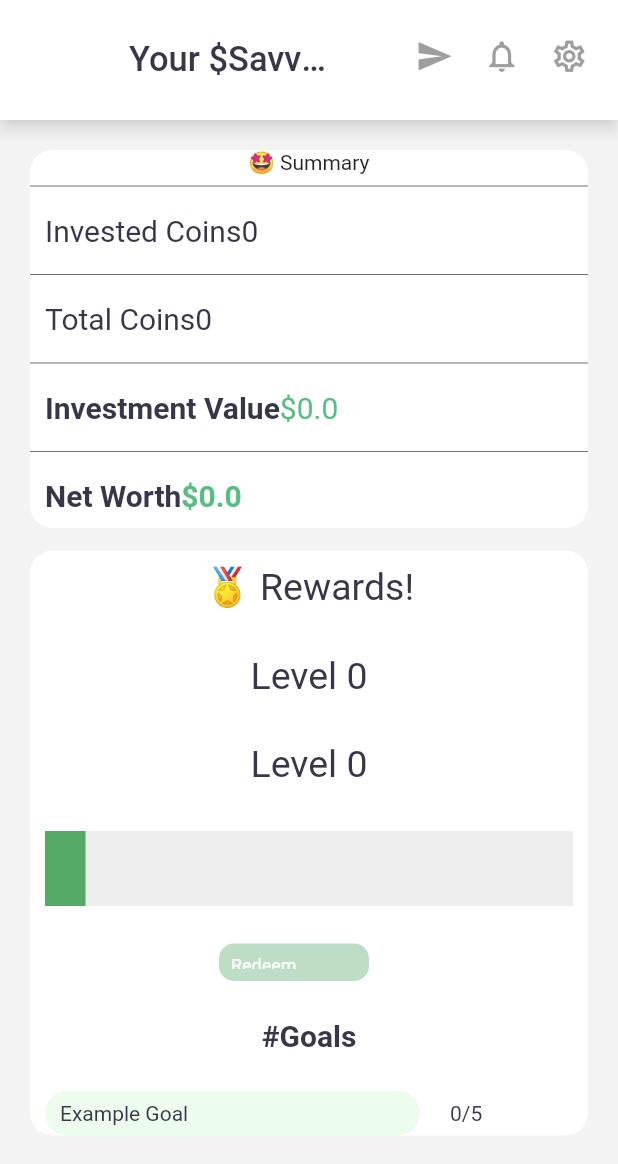
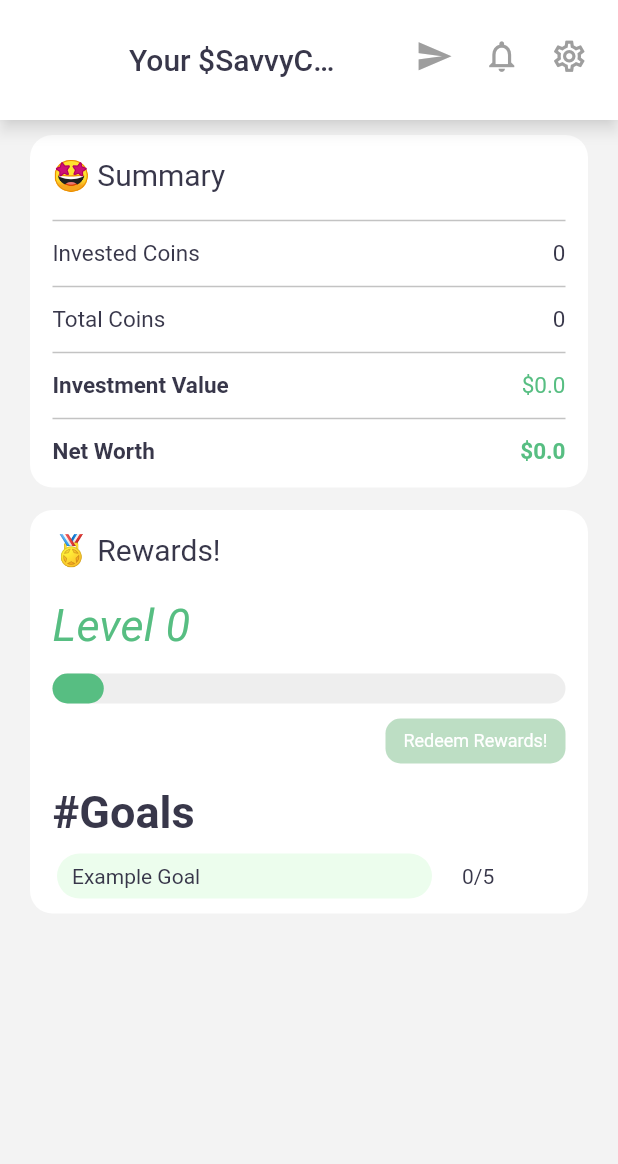
Before and after one commit to RedH11/SavvyApp, a Flutter app: the PersonalStatsScreen screen opened directly, on a phone screen of 412 x 824 dp. Shown: the top 1164 px of the screen. Run offline on Flutter 3.47's test engine with Material 2 defaults, Android fonts, the phone set to English and light mode, and no system bars; our stand-ins replace cloud_firestore, firebase_auth, firebase_core, flutter_spinkit, intl_phone_number_input, pin_code_fields; accounts and stored records are empty; Roboto replaces fonts that are missing (Helvetica Neue, Sofia Pro).

```diff
--- a/lib/screens/intro/components/widget_components/level_progress_bar.dart
+++ b/lib/screens/intro/components/widget_components/level_progress_bar.dart
@@ -10,7 +10,7 @@ class LevelProgressBar extends StatelessWidget {
       {Key? key,
         required this.max,
         required this.current,
-        this.color = greenTextColor})
+        this.color = MONEY_TEXT_COLOR})
       : super(key: key);
   @override
   Widget build(BuildContext context) {
--- a/lib/screens/personal_stats/personal_stats.dart
+++ b/lib/screens/personal_stats/personal_stats.dart
@@ -1,3 +1,4 @@
+import 'package:cryptoapp/screens/intro/components/widget_components/level_progress_bar.dart';
 import 'package:cryptoapp/screens/widgets/app_bar.dart';
 import 'package:cryptoapp/screens/widgets/stats_display.dart';
 import 'package:cryptoapp/screens/widgets/white_container.dart';
@@ -16,36 +17,34 @@ class PersonalStatsScreen extends StatelessWidget {
     var investmentVal = 0.00;
     var netWorth = 0.00;
     var rewardsLevel = 0;
-    var levelCounter = 0;
+    var levelCounter = 0.0;
     var rewardsAvailable = false;
     var userUID = "";
     var allGoals = {"Example Goal" : "0/5"};
 
     var statsDisplay = StatsDisplay();
 
+    var summaryDivider = Padding(
+      padding: EdgeInsets.symmetric(horizontal: 15),
+      child: Divider(
+          color: DIVIDER_COLOR,
+        thickness: 1.0,
+      ),
+    );
+
     var statsContainer = WhiteContainer.init(
-        20.0,
+        10.0,
         <Widget>[
-              Text("🤩 Summary"),
-              Divider(
-              color: DIVIDER_COLOR
-              ),
-
+              statsDisplay.getTitle("🤩 Summary"),
+              summaryDivider,
               statsDisplay.getDisplay("Invested Coins", investedCoins.toString()),
-              Divider(
-              color: DIVIDER_COLOR
-              ),
-
+              summaryDivider,
               statsDisplay.getDisplay("Total Coins", totalCoins.toString()),
-              Divider(
-              color: DIVIDER_COLOR
-              ),
-
+              summaryDivider,
               statsDisplay.getMoneyDisplay("Investment Value", "\$" + investmentVal.toString()),
-              Divider(
-              color: DIVIDER_COLOR
-              ),
-              statsDisplay.getBoldMoneyDisplay("Net Worth", "\$" + netWorth.toString())
+              summaryDivider,
+              statsDisplay.getBoldMoneyDisplay("Net Worth", "\$" + netWorth.toString()),
+              SizedBox(height: 10,)
       ]
     );
 
@@ -55,17 +54,16 @@ class PersonalStatsScreen extends StatelessWidget {
         statsDisplay.getTitle("🏅 Rewards!"),
         SizedBox(height: 10,),
         statsDisplay.getLevelTitle("Level " + rewardsLevel.toString()),
+        SizedBox(height: 15,),
+        statsDisplay.getLevelCounter(levelCounter),
         SizedBox(height: 10,),
-        statsDisplay.getLevelTitle("Level " + rewardsLevel.toString()),
+        statsDisplay.getRedeemRewardsButton(rewardsAvailable, userUID),
+        SizedBox(height: 15,),
+        statsDisplay.getGoalsTitle(),
         SizedBox(height: 10,),
-        statsDisplay.getLevelCounter(levelCounter),
-        SizedBox(height: 5,),
-        statsDisplay.getRedeemRewardsButton(rewardsAvailable, userUID),
-        SizedBox(height: 5,),
-        statsDisplay.getGoalsTitle(),
-        SizedBox(height: 5,),
-        statsDisplay.getGoalsDisplay(allGoals)
-    ]
+        statsDisplay.getGoalsDisplay(allGoals),
+        SizedBox(height: 10,)
+      ]
     );
 
     ///
--- a/lib/screens/sign-in/components/get_phone_num_body.dart
+++ b/lib/screens/sign-in/components/get_phone_num_body.dart
@@ -78,6 +78,11 @@ class GetPhoneNumBody extends State<GetPhoneNumScreen> {
           widgetGen.getSubTitle("You can get an invite from any current user 📬"),
           SizedBox(height: 20,),
           phoneInput,
+          SizedBox(height: 20,),
+          Text("By signing up with your phone number you are"
+              " agreeing to the Terms of Service that can be found on "
+              "savvyapp.com/tos"
+          , style: mainBodyBoldStyle,),
           SizedBox(height: 60,),
           nextPageButton
         ]
--- a/lib/screens/widgets/app_bar.dart
+++ b/lib/screens/widgets/app_bar.dart
@@ -39,7 +39,7 @@ class TopAppBar {
   AppBar getAppBar(titleText) {
     return AppBar(
       title: Text(titleText,
-          style: TextStyle(color: primaryTextColor, fontSize: 23)),
+          style: TextStyle(color: primaryTextColor, fontSize: 20)),
       actions: [menuIcons],
       backgroundColor: Colors.white,
       toolbarHeight: 80,
--- a/lib/screens/widgets/stats_display.dart
+++ b/lib/screens/widgets/stats_display.dart
@@ -1,3 +1,4 @@
+import 'package:cryptoapp/screens/intro/components/widget_components/level_progress_bar.dart';
 import 'package:cryptoapp/theme/constants.dart';
 import 'package:flutter/cupertino.dart';
 import 'package:flutter/material.dart';
@@ -24,19 +25,25 @@ class StatsDisplay {
 
   Padding getTitle(titleText){
     return Padding(
-        padding: EdgeInsets.symmetric(horizontal: 10, vertical: 10),
-        child: Text(titleText, style: STATS_SECTION_TITLE_STYLE)
+        padding: EdgeInsets.fromLTRB(15, 15, 0, 10),
+        child: Align(
+            alignment: Alignment.centerLeft,
+            child: Text(titleText, style: STATS_SECTION_TITLE_STYLE))
     );
   }
 
   Padding getDisplay(leftText, rightText) {
     return Padding(
-      padding: EdgeInsets.symmetric(horizontal: 10, vertical: 10),
+      padding: EdgeInsets.symmetric(horizontal: 15, vertical: 5),
+      child: Container(
+        // Width of the entire container
+        width: double.infinity,
         child: Row(
           children: <Widget>[
-          Align(
+            Expanded(flex: 1, child: Align(
               alignment: Alignment.centerLeft,
               child: Text(leftText, style: STATS_BODY_STYLE),
+            )
             ),
             Align(
               alignment: Alignment.centerRight,
@@ -44,12 +51,13 @@ class StatsDisplay {
             )
           ],
         ),
+      )
     );
   }
 
   Padding getBoldDisplay(leftText, rightText) {
     return Padding(
-      padding: EdgeInsets.symmetric(horizontal: 10, vertical: 10),
+      padding: EdgeInsets.symmetric(horizontal: 15, vertical: 5),
       child: Row(
         children: <Widget>[
           Align(
@@ -68,13 +76,13 @@ class StatsDisplay {
   // Stats display, but the right text is green
   Padding getMoneyDisplay(leftText, rightText) {
     return Padding(
-      padding: EdgeInsets.symmetric(horizontal: 10, vertical: 10),
+      padding: EdgeInsets.symmetric(horizontal: 15, vertical: 5),
       child: Row(
         children: <Widget>[
-          Align(
+          Expanded(flex: 1, child: Align(
             alignment: Alignment.centerLeft,
             child: Text(leftText, style: STATS_BODY_BOLD_STYLE),
-          ),
+          )),
           Align(
             alignment: Alignment.centerRight,
             child: Text(rightText, style: STATS_BODY_MONEY_STYLE),
@@ -87,13 +95,13 @@ class StatsDisplay {
   // Bolded stats display, but the right text is green
   Padding getBoldMoneyDisplay(leftText, rightText) {
     return Padding(
-      padding: EdgeInsets.symmetric(horizontal: 10, vertical: 10),
+      padding: EdgeInsets.symmetric(horizontal: 15, vertical: 5),
       child: Row(
         children: <Widget>[
-          Align(
+          Expanded(flex: 1, child:Align(
             alignment: Alignment.centerLeft,
             child: Text(leftText, style: STATS_BODY_BOLD_STYLE),
-          ),
+          )),
           Align(
             alignment: Alignment.centerRight,
             child: Text(rightText, style: STATS_BODY_MONEY_BOLD_STYLE),
@@ -109,21 +117,15 @@ class StatsDisplay {
 
   Padding getLevelTitle(titleText) {
     return Padding(
-        padding: EdgeInsets.symmetric(horizontal: 10, vertical: 10),
-        child: Text(titleText, style: STATS_SECTION_TITLE_STYLE)
+        padding: EdgeInsets.symmetric(horizontal: 15, vertical: 0),
+        child: Align(alignment: Alignment.centerLeft, child: Text(titleText, style: STATS_LEVEL_DISPLAY_STYLE))
     );
   }
 
   Padding getLevelCounter(value) {
     return Padding(
-      padding: EdgeInsets.symmetric(horizontal: 10, vertical: 10),
-      child: Container(
-        child: LinearProgressIndicator(
-          minHeight: 50,
-          backgroundColor: PROGRESS_BAR_BACKGROUND_COLOR,
-          valueColor: AlwaysStoppedAnimation<Color>(BUTTON_COLOR),
-      ),
-    )
+      padding: EdgeInsets.symmetric(horizontal: 15, vertical: 0),
+      child: LevelProgressBar(max: 100, current: 10),
     );
   }
 
@@ -140,12 +142,12 @@ class StatsDisplay {
     }
 
     return Padding(
-        padding: EdgeInsets.symmetric(horizontal: 10, vertical: 10),
+        padding: EdgeInsets.symmetric(horizontal: 15, vertical: 0),
         child: Align(
-          alignment: Alignment.bottomCenter, child:  Container(
-            width: 100,
-            height: 25,
-            margin: EdgeInsets.fromLTRB(0, 0, sidePadding, 0),
+          alignment: Alignment.bottomRight, child:  Container(
+            width: 120,
+            height: 30,
+            margin: EdgeInsets.fromLTRB(0, 0, 0, 0),
             decoration:
             BoxDecoration(
                 color: currentColor,
@@ -166,8 +168,10 @@ class StatsDisplay {
 
   Padding getGoalsTitle() {
     return Padding(
-        padding: EdgeInsets.symmetric(horizontal: 10, vertical: 10),
-        child: Text("#Goals", style: STATS_GOALS_TITLE_STYLE)
+        padding: EdgeInsets.symmetric(horizontal: 15, vertical: 0),
+        child: Align(
+            alignment: Alignment.centerLeft,
+            child: Text("#Goals", style: STATS_GOALS_TITLE_STYLE))
     );
   }
 
@@ -195,7 +199,7 @@ class StatsDisplay {
       );
 
       var tempGoalDisplay = Padding(
-        padding: EdgeInsets.fromLTRB(10, 10, 0, 0),
+        padding: EdgeInsets.fromLTRB(18, 0, 0, 0),
         child: Align(
           alignment: Alignment.centerLeft,
           child: Row(
@@ -206,7 +210,7 @@ class StatsDisplay {
                   decoration:
                   BoxDecoration(
                       color: treeGreenEventColor,
-                      borderRadius: BorderRadius.all(Radius.circular(20.0))
+                      borderRadius: BorderRadius.all(Radius.circular(15.0))
                   ),
                   child: goalNameDisplay
               ),
--- a/lib/theme/constants.dart
+++ b/lib/theme/constants.dart
@@ -36,11 +36,13 @@ const treeGreenEventColor = Color.fromARGB(255, 236, 253, 237);
 // Light grey
 const progressBarBackgroundColor = Color.fromARGB(255, 238, 238, 238);
 // Light grey
-const DIVIDER_COLOR = Color.fromARGB(255, 112, 112, 112);
+const DIVIDER_COLOR = Color.fromARGB(107, 112, 112, 112);
 // Green
 const MONEY_TEXT_COLOR = Color.fromARGB(255, 87, 190, 130);
 // Light Grey
 const PROGRESS_BAR_BACKGROUND_COLOR = Color.fromARGB(255, 238, 238, 238);
+// Darker red
+const LOG_OUT_BUTTON_COLOR = Color.fromARGB(255, 206, 32, 32);
 
 /* FONT */
 const main_font = "Sofia Pro";
@@ -63,14 +65,20 @@ const TEXT_FIELD_LABEL_STYLE = TextStyle(fontFamily: main_font, fontSize: 15, fo
 const INTRO_TITLE_STYLE = TextStyle(fontFamily: main_font, fontSize: 20, fontWeight: FontWeight.normal, color: primaryTextColor);
 const TEXT_FIELD_INPUT_STYLE = TextStyle(fontFamily: main_font, fontSize: 25, fontWeight: FontWeight.normal, color: primaryTextColor);
 const STATS_COIN_VAL_STYLE = TextStyle(fontFamily: main_font, fontSize: 60, fontWeight: FontWeight.normal, color: primaryTextColor);
-const STATS_SECTION_TITLE_STYLE = TextStyle(fontFamily: main_font, fontSize: 25, fontWeight: FontWeight.normal, color: primaryTextColor);
-const STATS_BODY_STYLE = TextStyle(fontFamily: main_font, fontSize: 20, fontWeight: FontWeight.normal, color: primaryTextColor);
-const STATS_BODY_BOLD_STYLE = TextStyle(fontFamily: main_font, fontSize: 20, fontWeight: FontWeight.bold, color: primaryTextColor);
-const STATS_BODY_MONEY_STYLE = TextStyle(fontFamily: main_font, fontSize: 20, fontWeight: FontWeight.normal, color: MONEY_TEXT_COLOR);
-const STATS_BODY_MONEY_BOLD_STYLE = TextStyle(fontFamily: main_font, fontSize: 20, fontWeight: FontWeight.bold, color: MONEY_TEXT_COLOR);
-const STATS_LEVEL_DISPLAY_STYLE = TextStyle(fontFamily: main_font, fontSize: 20, fontWeight: FontWeight.bold, color: MONEY_TEXT_COLOR);
+const STATS_SECTION_TITLE_STYLE = TextStyle(fontFamily: main_font, fontSize: 20, fontWeight: FontWeight.normal, color: primaryTextColor);
+const STATS_BODY_STYLE = TextStyle(fontFamily: main_font, fontSize: 15, fontWeight: FontWeight.normal, color: primaryTextColor);
+const STATS_BODY_BOLD_STYLE = TextStyle(fontFamily: main_font, fontSize: 15, fontWeight: FontWeight.bold, color: primaryTextColor);
+const STATS_BODY_MONEY_STYLE = TextStyle(fontFamily: main_font, fontSize: 15, fontWeight: FontWeight.normal, color: MONEY_TEXT_COLOR);
+const STATS_BODY_MONEY_BOLD_STYLE = TextStyle(fontFamily: main_font, fontSize: 15, fontWeight: FontWeight.bold, color: MONEY_TEXT_COLOR);
+const STATS_LEVEL_DISPLAY_STYLE = TextStyle(fontFamily: main_font, fontSize: 30, fontWeight: FontWeight.normal, fontStyle: FontStyle.italic, color: MONEY_TEXT_COLOR);
 const REDEEM_REWARDS_BUTTON_STYLE = TextStyle(fontFamily: main_font, fontSize: 12, fontWeight: FontWeight.normal, color: Colors.white);
-const STATS_GOALS_TITLE_STYLE = TextStyle(fontFamily: main_font, fontSize: 20, fontWeight: FontWeight.bold, color: primaryTextColor);
+const STATS_GOALS_TITLE_STYLE = TextStyle(fontFamily: main_font, fontSize: 30, fontWeight: FontWeight.bold, color: primaryTextColor);
+const LOG_OUT_BUTTON_STYLE = TextStyle(fontFamily: main_font, fontSize: 18, fontWeight: FontWeight.bold, color: LOG_OUT_BUTTON_COLOR);
+const EVENT_DESCRIPTION_STYLE = TextStyle(fontFamily: main_font, fontSize: 16, fontWeight: FontWeight.normal, color: primaryTextColor);
+const EVENT_DESCRIPTION_EMOJI_STYLE = TextStyle(fontFamily: main_font, fontSize: 18, fontWeight: FontWeight.normal, color: primaryTextColor);
+const EVENT_DESCRIPTION_TIMER_STYLE = TextStyle(fontFamily: main_font, fontSize: 40, fontWeight: FontWeight.bold, color: primaryTextColor);
+const EVENT_DESCRIPTION_SPOTS_STYLE = TextStyle(fontFamily: main_font, fontSize: 20, fontWeight: FontWeight.bold, color: secondaryTextColor);
+const EVENT_DESCRIPTION_COINS_STYLE = TextStyle(fontFamily: main_font, fontSize: 34, fontWeight: FontWeight.bold, color: primaryTextColor);
 
 /* SPACING */
 const double sidePadding = 20;
--- a/pubspec.yaml
+++ b/pubspec.yaml
@@ -35,6 +35,7 @@ dependencies:
   firebase_auth: ^3.0.1
   cloud_firestore: ^2.4.0
   flutter_spinkit: ^5.0.0
+  url_launcher: ^6.0.9
 
 dev_dependencies:
   flutter_test:
```
Also changed, not shown: lib/main.dart (+9 -1 lines), lib/screens/events/events_info.dart (added, +98 -0 lines), lib/screens/settings/settings.dart (added, +102 -0 lines), lib/screens/widgets/events_display.dart (added, +66 -0 lines), lib/screens/widgets/settings_display.dart (added, +93 -0 lines), pubspec.lock. Lines whose indentation alone changed are shown as unchanged.
